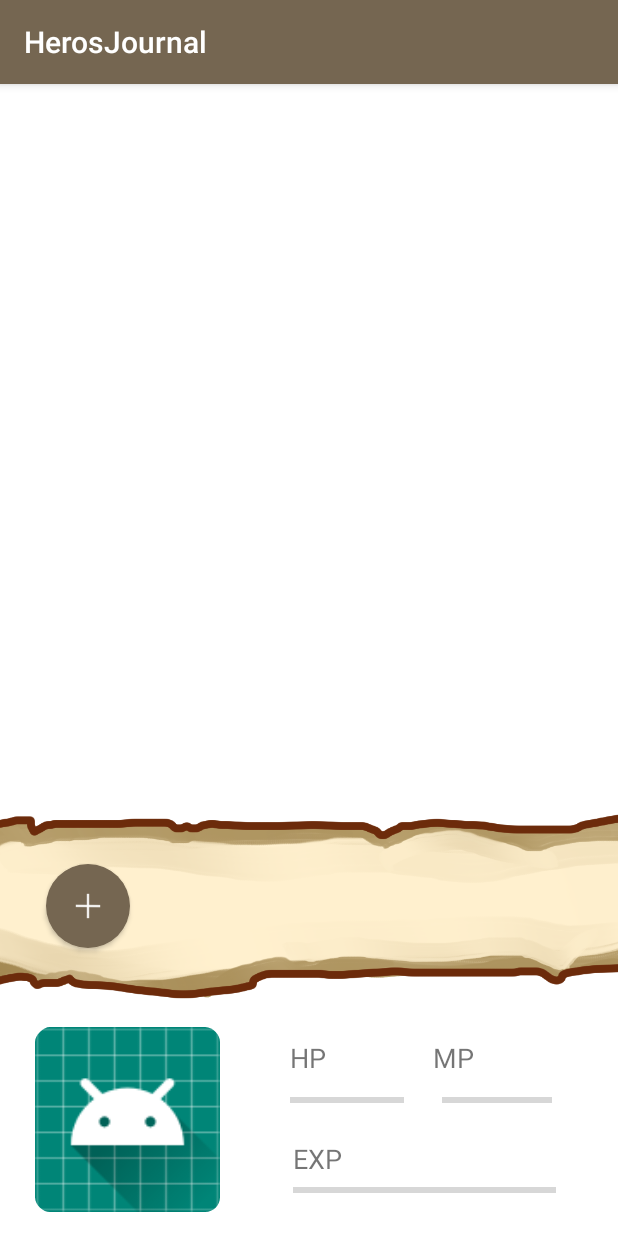
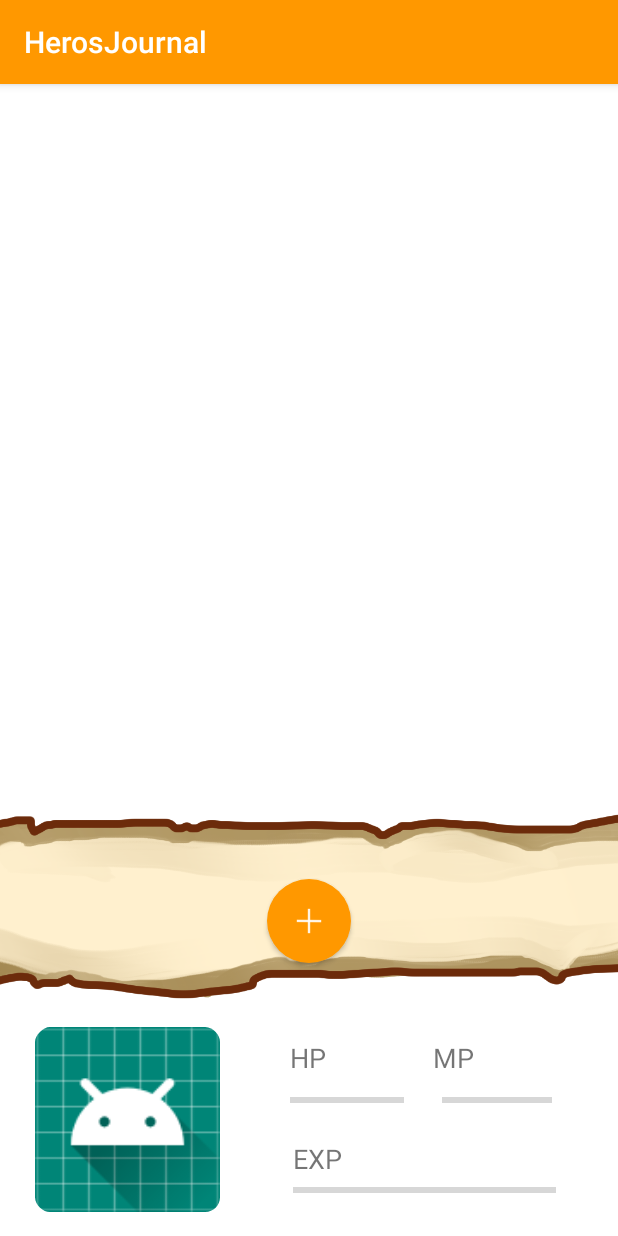
Before and after one commit to CoriBeemish/Heros-Journal, an Android app: the screen it shows after launch (MainActivity), on a phone screen of 412 x 824 dp. Run offline under Robolectric (Android 15) with nearby library versions, the phone set to English and light mode, and no system bars.

Commit message:
Revert "theme edit"
This reverts commit 70d93a959eab0bb0f6acfe4d4b9de79675a4ba25.

```diff
--- a/app/src/main/AndroidManifest.xml
+++ b/app/src/main/AndroidManifest.xml
@@ -9,8 +9,7 @@
         android:roundIcon="@mipmap/ic_launcher_round"
         android:supportsRtl="true"
         android:theme="@style/AppTheme">
-        <activity android:name=".MainActivity"
-            android:theme="@style/heroesjournal">
+        <activity android:name=".MainActivity">
             <intent-filter>
                 <action android:name="android.intent.action.MAIN" />
 
--- a/app/src/main/res/layout/activity_main.xml
+++ b/app/src/main/res/layout/activity_main.xml
@@ -149,10 +149,8 @@
         android:tint="@android:color/white"
         app:layout_constraintBottom_toTopOf="@+id/guideline2"
         app:layout_constraintEnd_toEndOf="@+id/addTaskPanelImage"
-        app:layout_constraintHorizontal_bias="0.067"
         app:layout_constraintStart_toStartOf="parent"
-        app:layout_constraintTop_toBottomOf="@+id/list"
-        app:layout_constraintVertical_bias="0.3" />
+        app:layout_constraintTop_toBottomOf="@+id/list" />
 
     <ImageView
         android:id="@+id/addTaskPanelImage"
--- a/app/src/main/res/values-v21/styles.xml
+++ b/app/src/main/res/values-v21/styles.xml
@@ -7,7 +7,6 @@
     <item name="colorPrimaryDark">@android:color/holo_orange_dark</item>
     <item name="android:navigationBarColor">@color/primary</item>
     <item name="colorAccent">@color/primary</item>
-        <item name="android:colorBackground">@color/background_material_light</item>
     </style>
 
     </resources>
--- a/app/src/main/res/values/colors.xml
+++ b/app/src/main/res/values/colors.xml
@@ -1,11 +1,7 @@
 <?xml version="1.0" encoding="utf-8"?>
 <resources>
     <!--Color primary 500 from palette colors -->
-    <color name="primary">#756651</color>
+    <color name="primary">#ff9800</color>
     <!--Color primary dark 700 from palette colors -->
     <color name="primaryDark">#0288D1</color>
-    <color name="background_material_light">#ffeed1</color>
-    <color name="dark">#443728</color>
-    <color name="colorPrimaryDark">#2f2417</color>
-    <color name="darkprimary">#2b1e0f</color>
 </resources>
--- a/app/src/main/res/values/styles.xml
+++ b/app/src/main/res/values/styles.xml
@@ -6,11 +6,6 @@
         <!-- Customize your theme here. -->
         <item name="colorPrimary">@color/primary</item>
         <item name="colorPrimaryDark">@android:color/holo_orange_dark</item>
-        <item name="android:colorBackground">@color/background_material_light</item>
-    </style>
-
-    <style name="heroesjournal" parent="AppTheme" >
-        <item name="colorPrimaryDark">@color/darkprimary</item>
     </style>
 
 </resources>
```
